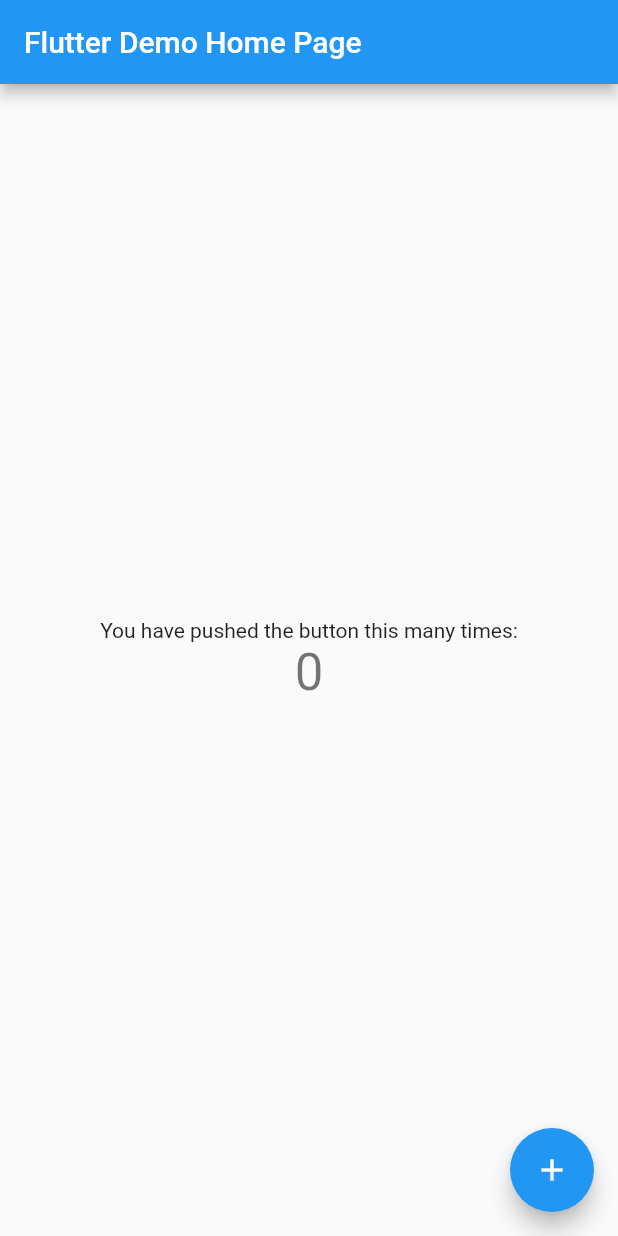
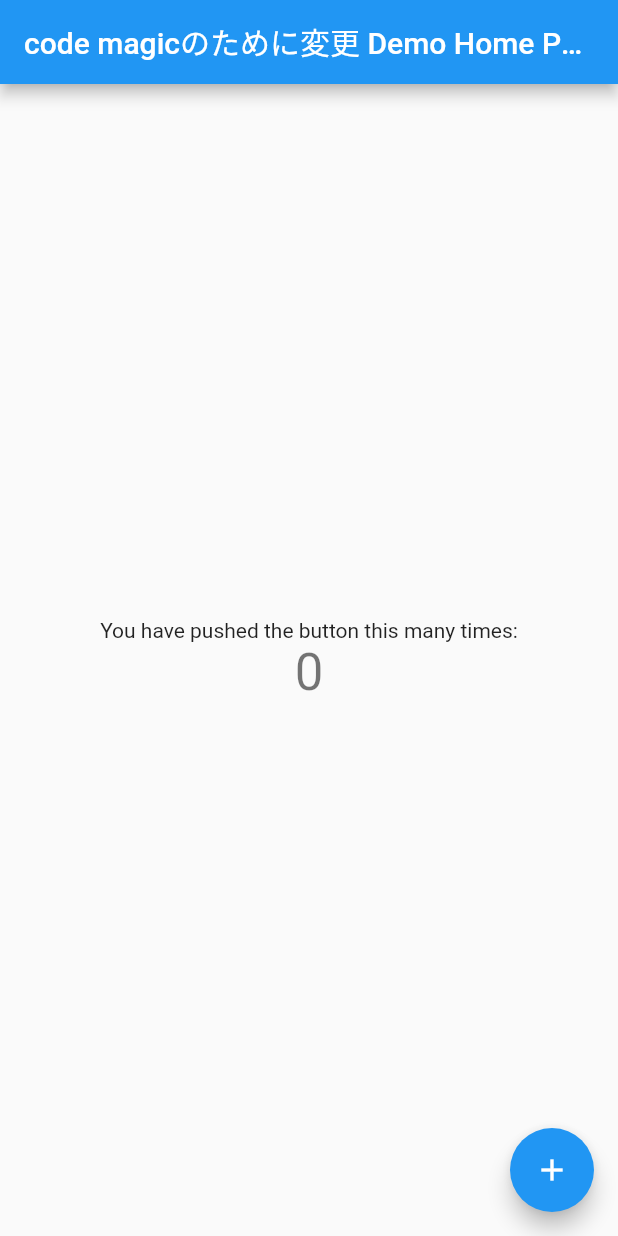
Before and after one commit to furugenict8/my_youtube_indexer, a Flutter app: the screen it shows after launch, on a phone screen of 412 x 824 dp. Run offline on Flutter 3.47's test engine with Material 2 defaults, Android fonts, the phone set to English and light mode, and no system bars.

Commit message:
code magic test

```diff
--- a/lib/main.dart
+++ b/lib/main.dart
@@ -24,7 +24,7 @@ class MyApp extends StatelessWidget {
         // is not restarted.
         primarySwatch: Colors.blue,
       ),
-      home: const MyHomePage(title: 'Flutter Demo Home Page'),
+      home: const MyHomePage(title: 'code magicのために変更 Demo Home Page'),
     );
   }
 }
```
Also changed, not shown: 1 other file.
